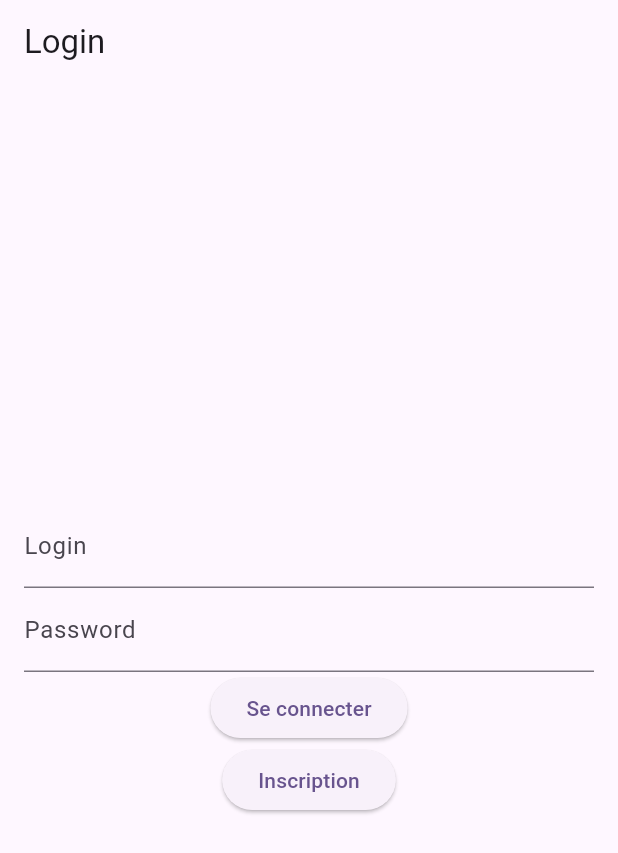
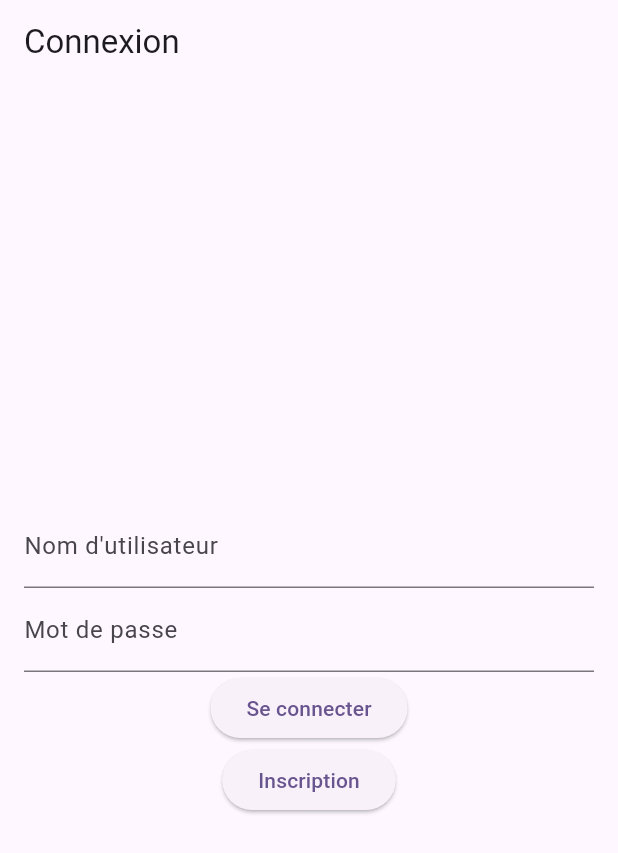
Before and after one commit to raversa001/MobileApp_Front, a Flutter app: the screen it shows after launch, on a phone screen of 412 x 824 dp. Shown: the top 853 px of the screen. Run offline on Flutter 3.47's test engine with Material 3 defaults, Android fonts, the phone set to English and light mode, and no system bars; our stand-ins replace shared_preferences.

Commit message:
Update main.dart

```diff
--- a/lib/main.dart
+++ b/lib/main.dart
@@ -107,7 +107,7 @@ class _MyAppState extends State<MyApp> {
 
     if (loggedIn) {
       // Fetch the username stored in SharedPreferences
-      final String username = prefs.getString('username') ?? 'User';
+      final String username = prefs.getString('username') ?? 'Utilisateur';
       // Directly navigate to MainPage with the username
       Navigator.of(context).pushReplacement(
         MaterialPageRoute(builder: (_) => MainPage(username: username)),
@@ -131,7 +131,7 @@ class LoginPage extends StatelessWidget {
   Widget build(BuildContext context) {
     return Scaffold(
       appBar: AppBar(
-        title: const Text('Login'),
+        title: const Text('Connexion'),
       ),
       body: Padding(
         padding: const EdgeInsets.all(16.0),
@@ -140,12 +140,13 @@ class LoginPage extends StatelessWidget {
           children: <Widget>[
             TextField(
               controller: _loginController,
-              decoration: const InputDecoration(labelText: 'Login'),
+              decoration:
+                  const InputDecoration(labelText: 'Nom d\'utilisateur'),
             ),
             TextField(
               controller: _passwordController,
               obscureText: true,
-              decoration: const InputDecoration(labelText: 'Password'),
+              decoration: const InputDecoration(labelText: 'Mot de passe'),
             ),
             ElevatedButton(
               onPressed: () => _attemptLogin(context),
```
